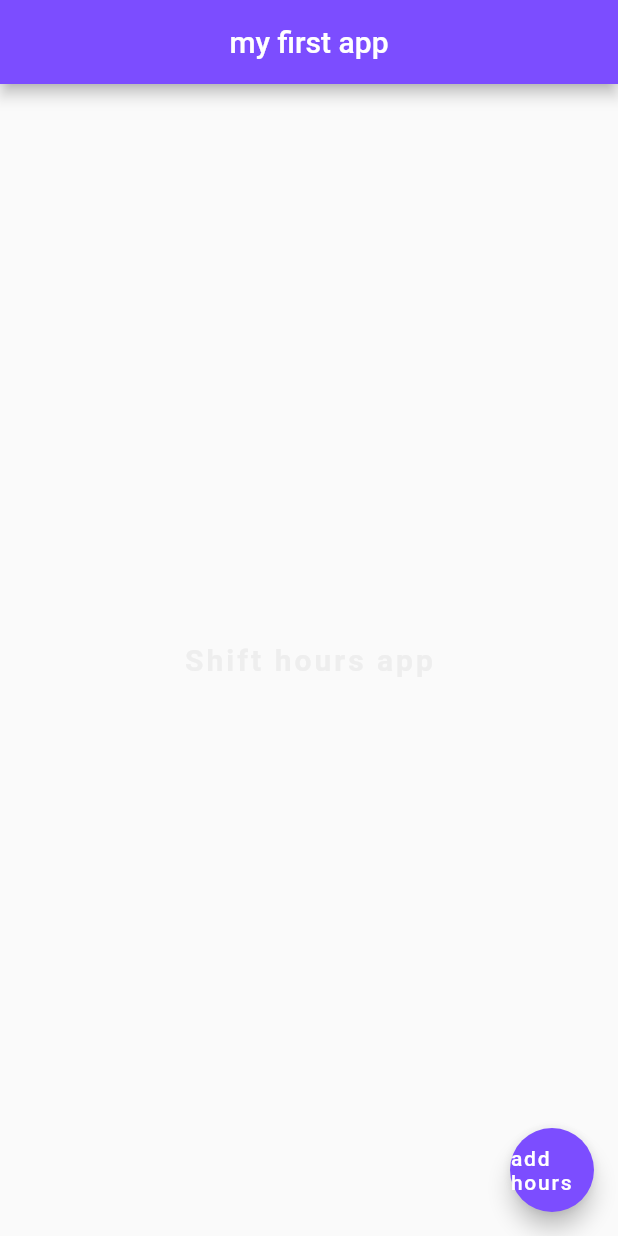
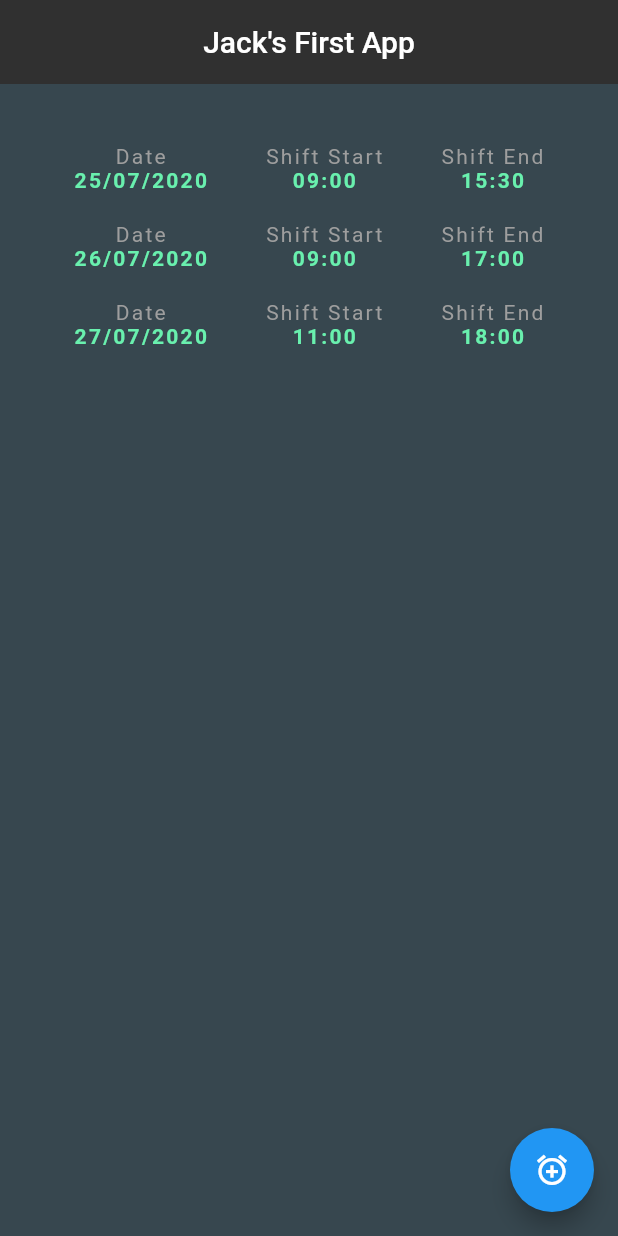
Before and after one commit to JPunch/ShiftHoursApp, a Flutter app: the screen it shows after launch, on a phone screen of 412 x 824 dp. Run offline on Flutter 3.47's test engine with Material 2 defaults, Android fonts, the phone set to English and light mode, and no system bars; our stand-ins replace flutter_datetime_picker.

Commit message:
First commit

```diff
--- /dev/null
+++ b/lib/alarm_card.dart
@@ -0,0 +1,23 @@
+import 'package:flutter_datetime_picker/flutter_datetime_picker.dart';
+
+class AlarmCard {
+  String date;
+  String shiftStart;
+  String shiftEnd;
+
+  AlarmCard({String shiftStart, String shiftEnd, String date}) {
+    this.date = date;
+    this.shiftStart = shiftStart;
+    this.shiftEnd = shiftEnd;
+  }
+  double getShiftLength() {
+    int, int start = int.parse(this.shiftStart.substring(0,2)), int.parse(this.shiftStart.substring(2:5);
+    int end = int.parse(this.shiftEnd.substring(0,2));
+
+    return shiftLen
+  }
+
+}
+// example of how to use AlarmCard note the named variables
+// AlarmCard firstalarm =
+//     AlarmCard(shiftStart: "9:00", shiftEnd: "15:30", date: "25/07/2020");
--- a/lib/main.dart
+++ b/lib/main.dart
@@ -1,34 +1,121 @@
 import 'package:flutter/material.dart';
+import 'alarm_card.dart';
 
 void main() => runApp(MaterialApp(
-    home: Home(),
-  ));
+      home: JackCard(),
+    ));
 
-class Home extends StatelessWidget {
+class JackCard extends StatefulWidget {
+  @override
+  _JackCardState createState() => _JackCardState();
+}
+
+class _JackCardState extends State<JackCard> {
+  List<AlarmCard> alarms = [
+    AlarmCard(date: "25/07/2020", shiftStart: "09:00", shiftEnd: "15:30"),
+    AlarmCard(date: "26/07/2020", shiftStart: "09:00", shiftEnd: "17:00"),
+    AlarmCard(date: "27/07/2020", shiftStart: "11:00", shiftEnd: "18:00")
+  ];
+
   @override
   Widget build(BuildContext context) {
+    List<Widget> alarmls = List();
+    for (var i = 0; i < alarms.length; i++) {
+      alarmls.add(makeAlarm(alarms[i]));
+      alarmls.add(SizedBox(
+        height: 20,
+      ));
+    }
     return Scaffold(
-        appBar: AppBar(
-          title: Text("my first app"),
-          centerTitle: true,
-          backgroundColor:  Colors.deepPurpleAccent[200]
+      backgroundColor: Colors.blueGrey[800],
+      appBar: AppBar(
+        title: Text("Jack's First App"),
+        centerTitle: true,
+        backgroundColor: Colors.grey[850],
+        elevation: 0.0,
+      ),
+      body: Padding(
+        padding: EdgeInsets.fromLTRB(30, 40, 30, 40),
+        child: Column(children: alarmls),
+      ),
+      floatingActionButton: FloatingActionButton(
+        child: Icon(Icons.add_alarm),
+        backgroundColor: Colors.cyanAccent[500],
+        onPressed: () {
+          setState(() {
+            alarms.add(AlarmCard(
+                date: "28/07/2020", shiftEnd: "14:00", shiftStart: "07:00"));
+          });
+        },
+      ),
+    );
+  }
+
+  Widget makeAlarm(AlarmCard alarm) {
+    return Row(
+      mainAxisAlignment: MainAxisAlignment.spaceAround,
+      children: <Widget>[
+        Column(
+          children: <Widget>[
+            Text(
+              'Date',
+              style: TextStyle(
+                color: Colors.grey,
+                letterSpacing: 1.5,
+              ),
+            ),
+            Text(
+              '${alarm.date}',
+              style: TextStyle(
+                color: Colors.greenAccent,
+                letterSpacing: 1.5,
+                fontSize: 14,
+                fontWeight: FontWeight.bold,
+              ),
+            ),
+          ],
         ),
-        body: Center(
-          child: Text(
-              "Shift hours app",
+        Column(
+          children: <Widget>[
+            Text(
+              'Shift Start',
               style: TextStyle(
-              fontSize: 20,
-              fontWeight: FontWeight.bold,
-              letterSpacing: 2,
-              color: Colors.grey[200]
-          ),
+                color: Colors.grey,
+                letterSpacing: 1.5,
+              ),
+            ),
+            Text(
+              '${alarm.shiftStart}',
+              style: TextStyle(
+                color: Colors.greenAccent,
+                letterSpacing: 1.5,
+                fontSize: 14,
+                fontWeight: FontWeight.bold,
+              ),
+            ),
+          ],
         ),
-    ),
-    floatingActionButton: FloatingActionButton(
-    onPressed: () {},
-    child: Text("add hours"),
-    backgroundColor:  Colors.deepPurpleAccent[200],
-    ),
+        Column(
+          children: <Widget>[
+            Text(
+              'Shift End',
+              style: TextStyle(
+                color: Colors.grey,
+                letterSpacing: 1.5,
+              ),
+            ),
+            Text(
+              '${alarm.shiftEnd}',
+              style: TextStyle(
+                color: Colors.greenAccent,
+                letterSpacing: 1.5,
+                fontSize: 14,
+                fontWeight: FontWeight.bold,
+              ),
+            ),
+          ],
+        ),
+      ],
     );
   }
 }
--- a/pubspec.yaml
+++ b/pubspec.yaml
@@ -1,5 +1,5 @@
-name: shift_hours
-description: Flutter application to help shift workers manage wages
+name: test_flutter_app
+description: Learning flutter application
 
 # The following line prevents the package from being accidentally published to
 # pub.dev using `pub publish`. This is preferred for private packages.
@@ -23,6 +23,7 @@ environment:
 dependencies:
   flutter:
     sdk: flutter
+  flutter_datetime_picker: 1.3.8
 
 
   # The following adds the Cupertino Icons font to your application.
```
Also changed, not shown: lib/custom_picker.dart (added, +64 -0 lines), pubspec.lock, 11 other files.
